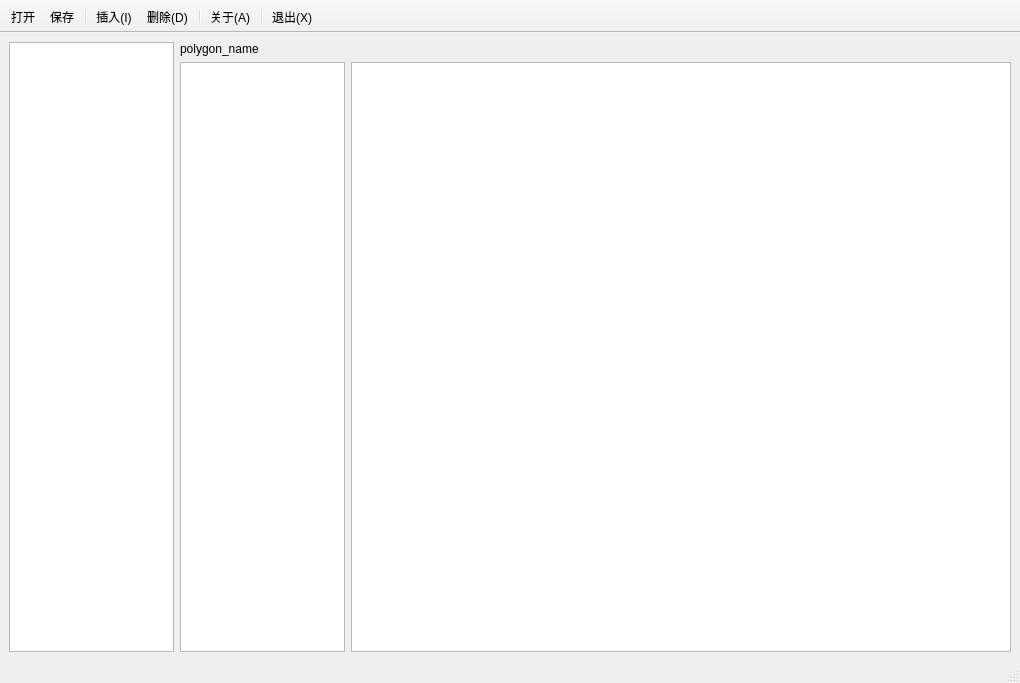
First picture: the form in Form.ui, repository bssthu/L5MapEditor, before the edit.
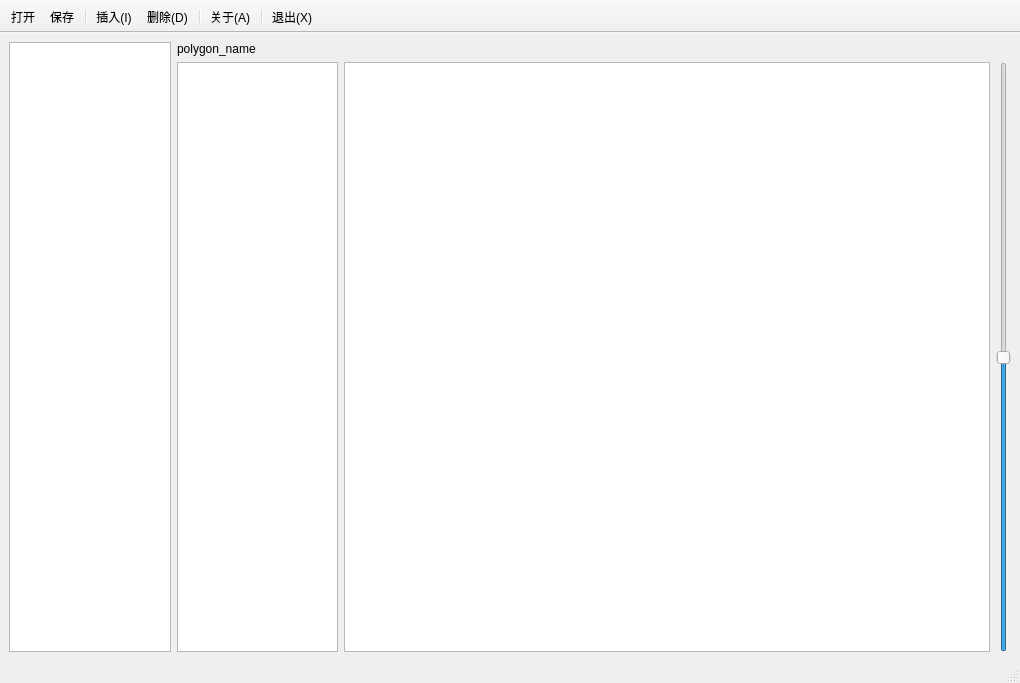
Second picture: the form after the edit. Icons and pictures are not drawn.

Commit message: scale scene

Diff of the .ui file:
```diff
--- a/Form.ui
+++ b/Form.ui
@@ -81,6 +81,19 @@
       </property>
      </widget>
     </item>
+    <item row="2" column="3">
+     <widget class="QSlider" name="scaleSlider">
+      <property name="minimum">
+       <number>-100</number>
+      </property>
+      <property name="maximum">
+       <number>100</number>
+      </property>
+      <property name="orientation">
+       <enum>Qt::Vertical</enum>
+      </property>
+     </widget>
+    </item>
    </layout>
   </widget>
   <widget class="QMenuBar" name="menubar">
```
Left out of the diff: 20 changed lines with no effect on the pictures. The commit also changes 2 other files.
